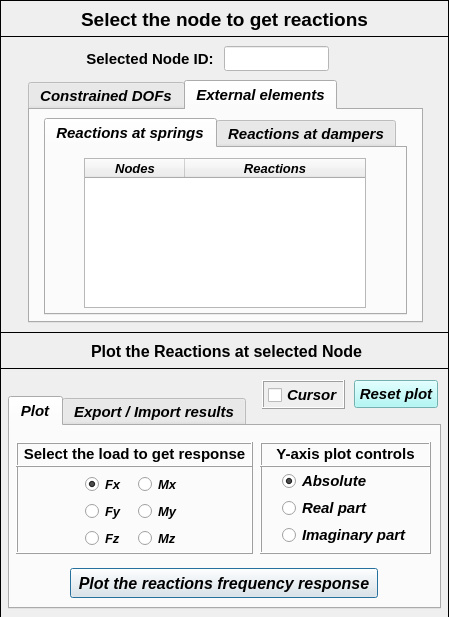
First picture: the form in data/user_input/ui/Plots/Results/Structural/plotReactionsInput.ui, repository open-pulse/OpenPulse, before the edit.
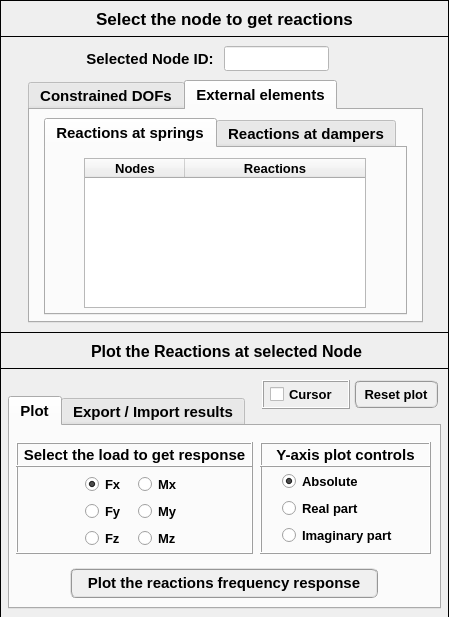
Second picture: the form after the edit. The open tabs and pages were chosen to show the change. Icons and pictures are not drawn.

Commit message: Plot the reactions for static analysis

```diff
--- a/data/user_input/ui/Plots/Results/Structural/plotReactionsInput.ui
+++ b/data/user_input/ui/Plots/Results/Structural/plotReactionsInput.ui
@@ -99,8 +99,8 @@
      </property>
      <property name="font">
       <font>
-       <family>Arial</family>
-       <pointsize>14</pointsize>
+       <family>MS Shell Dlg 2</family>
+       <pointsize>13</pointsize>
        <weight>75</weight>
        <italic>false</italic>
        <bold>true</bold>
@@ -155,10 +155,10 @@
      </property>
      <property name="font">
       <font>
-       <family>Arial</family>
+       <family>MS Shell Dlg 2</family>
        <pointsize>11</pointsize>
        <weight>75</weight>
-       <italic>true</italic>
+       <italic>false</italic>
        <bold>true</bold>
       </font>
      </property>
@@ -180,13 +180,18 @@
        </property>
        <property name="font">
         <font>
-         <family>Arial</family>
-         <pointsize>12</pointsize>
+         <family>MS Shell Dlg 2</family>
+         <pointsize>11</pointsize>
          <weight>75</weight>
-         <italic>true</italic>
+         <italic>false</italic>
          <bold>true</bold>
         </font>
        </property>
+       <property name="styleSheet">
+        <string notr="true">QPushButton{border-radius: 6px; border-color: rgb(150, 150, 150); border-style: ridge; border-width: 2px; color: rgb(0, 0, 0); background-color: rgb(240, 240, 240); font: 75 bold 11pt &quot;MS Shell Dlg 2&quot;}
+QPushButton:hover{border-radius: 6px; border-color: rgb(0, 170, 255); border-style: ridge; border-width: 2px; color: rgb(0, 0, 0); background-color: rgba(174, 213, 255, 100); font: 75 bold 11pt &quot;MS Shell Dlg 2&quot;}
+QPushButton:pressed{border-radius: 6px; border-color: rgb(0, 170, 255); border-style: ridge; border-width: 3px; color: rgb(0, 0, 0); background-color: rgb(174, 213, 255); font: 75 bold 11pt &quot;MS Shell Dlg 2&quot;}</string>
+       </property>
        <property name="text">
         <string>Plot the reactions frequency response</string>
        </property>
@@ -250,10 +255,10 @@
            </property>
            <property name="font">
             <font>
-             <family>Arial</family>
-             <pointsize>11</pointsize>
+             <family>MS Shell Dlg 2</family>
+             <pointsize>10</pointsize>
              <weight>75</weight>
-             <italic>true</italic>
+             <italic>false</italic>
              <bold>true</bold>
             </font>
            </property>
@@ -287,10 +292,10 @@
            </property>
            <property name="font">
             <font>
-             <family>Arial</family>
-             <pointsize>11</pointsize>
+             <family>MS Shell Dlg 2</family>
+             <pointsize>10</pointsize>
              <weight>75</weight>
-             <italic>true</italic>
+             <italic>false</italic>
              <bold>true</bold>
             </font>
            </property>
@@ -315,10 +320,10 @@
            </property>
            <property name="font">
             <font>
-             <family>Arial</family>
-             <pointsize>11</pointsize>
+             <family>MS Shell Dlg 2</family>
+             <pointsize>10</pointsize>
              <weight>75</weight>
-             <italic>true</italic>
+             <italic>false</italic>
              <bold>true</bold>
             </font>
            </property>
@@ -361,7 +366,7 @@
         </property>
         <property name="font">
          <font>
-          <family>Arial</family>
+          <family>MS Shell Dlg 2</family>
           <pointsize>11</pointsize>
           <weight>75</weight>
           <italic>false</italic>
@@ -375,11 +380,7 @@
          <enum>QFrame::Raised</enum>
         </property>
         <property name="text">
-         <string>&lt;!DOCTYPE HTML PUBLIC &quot;-//W3C//DTD HTML 4.0//EN&quot; &quot;http://www.w3.org/TR/REC-html40/strict.dtd&quot;&gt;
-&lt;html&gt;&lt;head&gt;&lt;meta name=&quot;qrichtext&quot; content=&quot;1&quot; /&gt;&lt;style type=&quot;text/css&quot;&gt;
-p, li { white-space: pre-wrap; }
-&lt;/style&gt;&lt;/head&gt;&lt;body style=&quot; font-family:'Arial'; font-size:11pt; font-weight:600; font-style:normal;&quot;&gt;
-&lt;p align=&quot;center&quot; style=&quot; margin-top:12px; margin-bottom:12px; margin-left:0px; margin-right:0px; -qt-block-indent:0; text-indent:0px;&quot;&gt;Y-axis plot controls&lt;/p&gt;&lt;/body&gt;&lt;/html&gt;</string>
+         <string>Y-axis plot controls</string>
         </property>
         <property name="textFormat">
          <enum>Qt::AutoText</enum>
@@ -455,6 +456,13 @@
           <height>25</height>
          </size>
         </property>
+        <property name="font">
+         <font>
+          <pointsize>11</pointsize>
+          <weight>75</weight>
+          <bold>true</bold>
+         </font>
+        </property>
         <property name="frameShape">
          <enum>QFrame::Box</enum>
         </property>
@@ -462,11 +470,7 @@
          <enum>QFrame::Raised</enum>
         </property>
         <property name="text">
-         <string>&lt;!DOCTYPE HTML PUBLIC &quot;-//W3C//DTD HTML 4.0//EN&quot; &quot;http://www.w3.org/TR/REC-html40/strict.dtd&quot;&gt;
-&lt;html&gt;&lt;head&gt;&lt;meta name=&quot;qrichtext&quot; content=&quot;1&quot; /&gt;&lt;style type=&quot;text/css&quot;&gt;
-p, li { white-space: pre-wrap; }
-&lt;/style&gt;&lt;/head&gt;&lt;body style=&quot; font-family:'Arial'; font-size:11pt; font-weight:600; font-style:italic;&quot;&gt;
-&lt;p align=&quot;center&quot; style=&quot; margin-top:12px; margin-bottom:12px; margin-left:0px; margin-right:0px; -qt-block-indent:0; text-indent:0px;&quot;&gt;&lt;span style=&quot; font-style:normal;&quot;&gt;Select the load to get response&lt;/span&gt;&lt;/p&gt;&lt;/body&gt;&lt;/html&gt;</string>
+         <string>Select the load to get response</string>
         </property>
         <property name="textFormat">
          <enum>Qt::AutoText</enum>
@@ -504,10 +508,10 @@
            </property>
            <property name="font">
             <font>
-             <family>Arial</family>
+             <family>MS Shell Dlg 2</family>
              <pointsize>10</pointsize>
              <weight>75</weight>
-             <italic>true</italic>
+             <italic>false</italic>
              <bold>true</bold>
             </font>
            </property>
@@ -529,10 +533,10 @@
            </property>
            <property name="font">
             <font>
-             <family>Arial</family>
+             <family>MS Shell Dlg 2</family>
              <pointsize>10</pointsize>
              <weight>75</weight>
-             <italic>true</italic>
+             <italic>false</italic>
              <bold>true</bold>
             </font>
            </property>
@@ -557,10 +561,10 @@
            </property>
            <property name="font">
             <font>
-             <family>Arial</family>
+             <family>MS Shell Dlg 2</family>
              <pointsize>10</pointsize>
              <weight>75</weight>
-             <italic>true</italic>
+             <italic>false</italic>
              <bold>true</bold>
             </font>
            </property>
@@ -582,10 +586,10 @@
            </property>
            <property name="font">
             <font>
-             <family>Arial</family>
+             <family>MS Shell Dlg 2</family>
              <pointsize>10</pointsize>
              <weight>75</weight>
-             <italic>true</italic>
+             <italic>false</italic>
              <bold>true</bold>
             </font>
            </property>
@@ -607,10 +611,10 @@
            </property>
            <property name="font">
             <font>
-             <family>Arial</family>
+             <family>MS Shell Dlg 2</family>
              <pointsize>10</pointsize>
              <weight>75</weight>
-             <italic>true</italic>
+             <italic>false</italic>
              <bold>true</bold>
             </font>
            </property>
@@ -632,10 +636,10 @@
            </property>
            <property name="font">
             <font>
-             <family>Arial</family>
+             <family>MS Shell Dlg 2</family>
              <pointsize>10</pointsize>
              <weight>75</weight>
-             <italic>true</italic>
+             <italic>false</italic>
              <bold>true</bold>
             </font>
            </property>
@@ -1168,10 +1172,10 @@
      </property>
      <property name="font">
       <font>
-       <family>Arial</family>
+       <family>MS Shell Dlg 2</family>
        <pointsize>11</pointsize>
        <weight>75</weight>
-       <italic>true</italic>
+       <italic>false</italic>
        <bold>true</bold>
       </font>
      </property>
@@ -1264,10 +1268,10 @@
        </property>
        <property name="font">
         <font>
-         <family>Arial</family>
+         <family>MS Shell Dlg 2</family>
          <pointsize>11</pointsize>
          <weight>75</weight>
-         <italic>true</italic>
+         <italic>false</italic>
          <bold>true</bold>
         </font>
        </property>
@@ -1317,10 +1321,10 @@
           </property>
           <property name="font">
            <font>
-            <family>Arial</family>
+            <family>MS Shell Dlg 2</family>
             <pointsize>10</pointsize>
             <weight>75</weight>
-            <italic>true</italic>
+            <italic>false</italic>
             <bold>true</bold>
            </font>
           </property>
@@ -1334,10 +1338,10 @@
           </property>
           <property name="font">
            <font>
-            <family>Arial</family>
+            <family>MS Shell Dlg 2</family>
             <pointsize>10</pointsize>
             <weight>75</weight>
-            <italic>true</italic>
+            <italic>false</italic>
             <bold>true</bold>
            </font>
           </property>
@@ -1423,7 +1427,7 @@
       </widget>
      </widget>
     </widget>
-    <widget class="QToolButton" name="toolButton_ResetPlot">
+    <widget class="QPushButton" name="pushButton_ResetPlot">
      <property name="geometry">
       <rect>
        <x>354</x>
@@ -1446,15 +1450,17 @@
      </property>
      <property name="font">
       <font>
-       <family>Arial</family>
-       <pointsize>11</pointsize>
+       <family>MS Shell Dlg 2</family>
+       <pointsize>10</pointsize>
        <weight>75</weight>
-       <italic>true</italic>
+       <italic>false</italic>
        <bold>true</bold>
       </font>
      </property>
      <property name="styleSheet">
-      <string notr="true">background-color: rgb(159, 247, 245);</string>
+      <string notr="true">QPushButton{border-radius: 6px; border-color: rgb(150, 150, 150); border-style: ridge; border-width: 2px; color: rgb(0, 0, 0); background-color: rgb(240, 240, 240); font: 75 bold 10pt &quot;MS Shell Dlg 2&quot;}
+QPushButton:hover{border-radius: 6px; border-color: rgb(0, 170, 255); border-style: ridge; border-width: 2px; color: rgb(0, 0, 0); background-color: rgba(174, 213, 255, 100); font: 75 bold 10pt &quot;MS Shell Dlg 2&quot;}
+QPushButton:pressed{border-radius: 6px; border-color: rgb(0, 170, 255); border-style: ridge; border-width: 3px; color: rgb(0, 0, 0); background-color: rgb(174, 213, 255); font: 75 bold 10pt &quot;MS Shell Dlg 2&quot;}</string>
      </property>
      <property name="text">
       <string>Reset plot</string>
@@ -1465,7 +1471,7 @@
       <rect>
        <x>262</x>
        <y>344</y>
-       <width>83</width>
+       <width>88</width>
        <height>29</height>
       </rect>
      </property>
@@ -1493,31 +1499,54 @@
      <property name="frameShadow">
       <enum>QFrame::Raised</enum>
      </property>
-     <widget class="QCheckBox" name="checkBox_cursor">
-      <property name="geometry">
-       <rect>
-        <x>6</x>
-        <y>4</y>
-        <width>75</width>
-        <height>22</height>
-       </rect>
+     <layout class="QGridLayout" name="gridLayout_2">
+      <property name="leftMargin">
+       <number>0</number>
       </property>
-      <property name="font">
-       <font>
-        <family>Arial</family>
-        <pointsize>11</pointsize>
-        <weight>75</weight>
-        <italic>true</italic>
-        <bold>true</bold>
-       </font>
+      <property name="topMargin">
+       <number>0</number>
       </property>
-      <property name="text">
-       <string>Cursor</string>
+      <property name="rightMargin">
+       <number>0</number>
       </property>
-      <property name="checked">
-       <bool>false</bool>
+      <property name="bottomMargin">
+       <number>0</number>
       </property>
-     </widget>
+      <property name="spacing">
+       <number>0</number>
+      </property>
+      <item row="0" column="0">
+       <widget class="QCheckBox" name="checkBox_cursor">
+        <property name="minimumSize">
+         <size>
+          <width>72</width>
+          <height>0</height>
+         </size>
+        </property>
+        <property name="maximumSize">
+         <size>
+          <width>72</width>
+          <height>16777215</height>
+         </size>
+        </property>
+        <property name="font">
+         <font>
+          <family>MS Shell Dlg 2</family>
+          <pointsize>10</pointsize>
+          <weight>75</weight>
+          <italic>false</italic>
+          <bold>true</bold>
+         </font>
+        </property>
+        <property name="text">
+         <string>Cursor</string>
+        </property>
+        <property name="checked">
+         <bool>false</bool>
+        </property>
+       </widget>
+      </item>
+     </layout>
     </widget>
     <widget class="QLabel" name="label_2">
      <property name="geometry">
```
Left out of the diff: 25 changed lines with no effect on the pictures. The commit also changes 6 other files.
